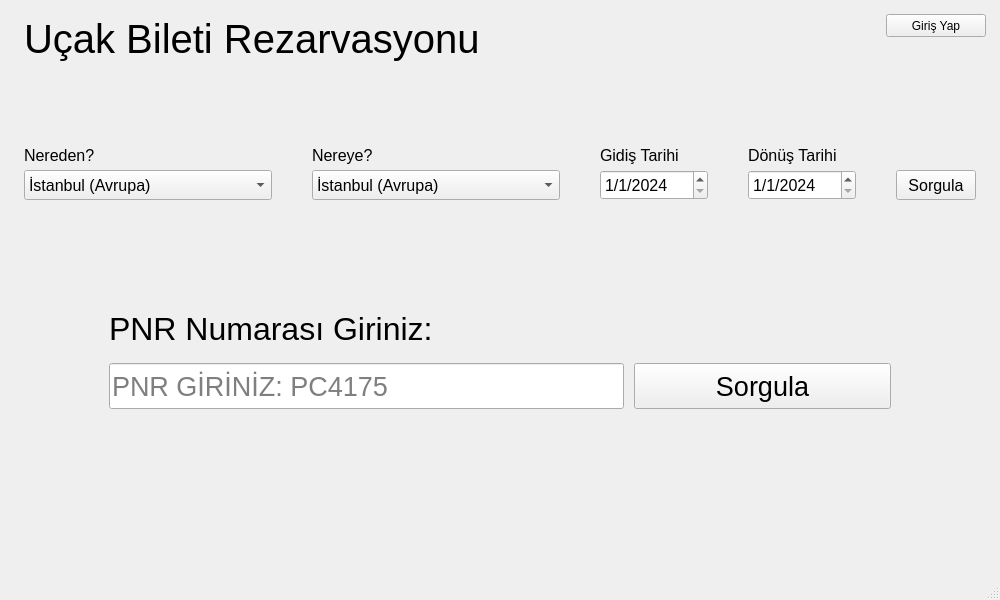
Before: the Qt Designer form ui/useless_fr/ui/dashboard.ui in OsmanBaturArpacik/gui-pyqt-flight-ticket, drawn with Qt 5.
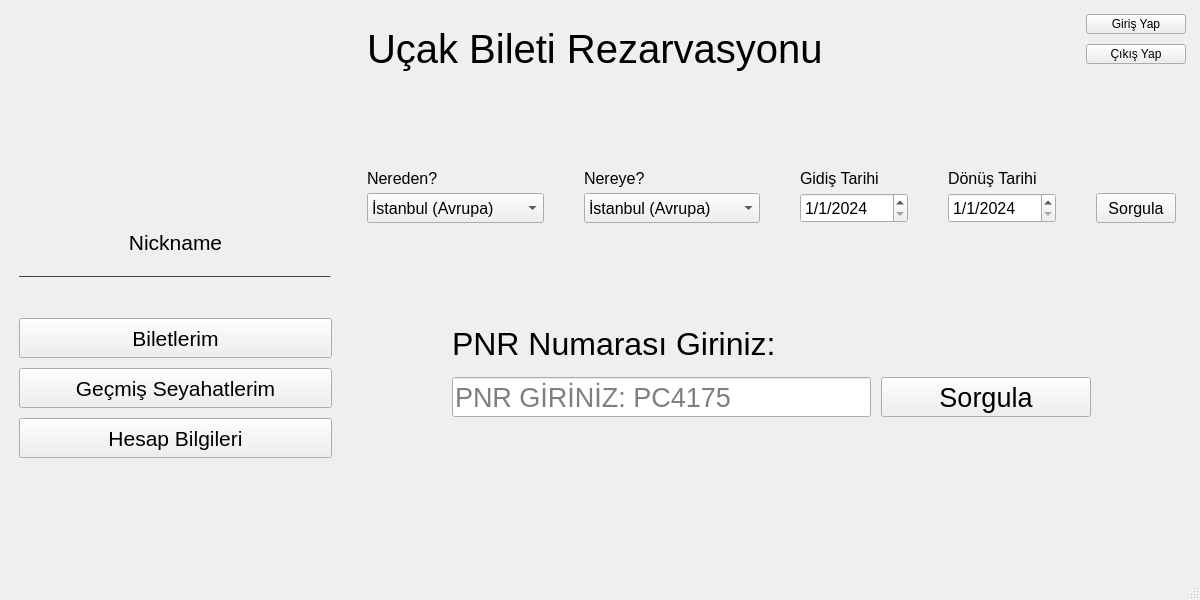
After: the same form once the commit is applied. Icons and pictures are not drawn.

Diff of the .ui file:
```diff
--- a/ui/useless_fr/ui/dashboard.ui
+++ b/ui/useless_fr/ui/dashboard.ui
@@ -2,14 +2,11 @@
 <ui version="4.0">
  <class>dashboard_window</class>
  <widget class="QMainWindow" name="dashboard_window">
-  <property name="enabled">
-   <bool>true</bool>
-  </property>
   <property name="geometry">
    <rect>
     <x>0</x>
     <y>0</y>
-    <width>1000</width>
+    <width>1200</width>
     <height>600</height>
    </rect>
   </property>
@@ -21,27 +18,267 @@
   </property>
   <property name="minimumSize">
    <size>
-    <width>1000</width>
+    <width>1200</width>
     <height>600</height>
    </size>
   </property>
   <property name="maximumSize">
    <size>
-    <width>1000</width>
+    <width>1200</width>
     <height>600</height>
    </size>
   </property>
   <property name="windowTitle">
    <string>Uçak Bileti Rezervasyon</string>
   </property>
-  <property name="styleSheet">
-   <string notr="true"/>
-  </property>
   <widget class="QWidget" name="centralwidget">
-   <property name="styleSheet">
-    <string notr="true"/>
-   </property>
-   <layout class="QHBoxLayout" name="horizontalLayout_9" stretch="0">
+   <layout class="QVBoxLayout" name="verticalLayout_3">
+    <item>
+     <layout class="QHBoxLayout" name="horizontalLayout" stretch="0,4">
+      <property name="spacing">
+       <number>10</number>
+      </property>
+      <item>
+       <widget class="QWidget" name="left_bar" native="true">
+        <property name="sizePolicy">
+         <sizepolicy hsizetype="Minimum" vsizetype="Minimum">
+          <horstretch>0</horstretch>
+          <verstretch>0</verstretch>
+         </sizepolicy>
+        </property>
+        <property name="minimumSize">
+         <size>
+          <width>200</width>
+          <height>600</height>
+         </size>
+        </property>
+        <layout class="QVBoxLayout" name="verticalLayout_18">
+         <property name="spacing">
+          <number>10</number>
+         </property>
+         <property name="leftMargin">
+          <number>10</number>
+         </property>
+         <property name="topMargin">
+          <number>10</number>
+         </property>
+         <property name="rightMargin">
+          <number>10</number>
+         </property>
+         <property name="bottomMargin">
+          <number>10</number>
+         </property>
+         <item>
+          <widget class="QLabel" name="label_18">
+           <property name="sizePolicy">
+            <sizepolicy hsizetype="Minimum" vsizetype="Minimum">
+             <horstretch>0</horstretch>
+             <verstretch>0</verstretch>
+            </sizepolicy>
+           </property>
+           <property name="minimumSize">
+            <size>
+             <width>300</width>
+             <height>200</height>
+            </size>
+           </property>
+           <property name="maximumSize">
+            <size>
+             <width>300</width>
+             <height>200</height>
+            </size>
+           </property>
+           <property name="font">
+            <font>
+             <pointsize>8</pointsize>
+            </font>
+           </property>
+           <property name="text">
+            <string/>
+           </property>
+           <property name="pixmap">
+            <pixmap>login-user.png</pixmap>
+           </property>
+           <property name="scaledContents">
+            <bool>true</bool>
+           </property>
+           <property name="alignment">
+            <set>Qt::AlignCenter</set>
+           </property>
+           <property name="margin">
+            <number>10</number>
+           </property>
+          </widget>
+         </item>
+         <item>
+          <spacer name="verticalSpacer_3">
+           <property name="orientation">
+            <enum>Qt::Vertical</enum>
+           </property>
+           <property name="sizeType">
+            <enum>QSizePolicy::Minimum</enum>
+           </property>
+           <property name="sizeHint" stdset="0">
+            <size>
+             <width>10</width>
+             <height>60</height>
+            </size>
+           </property>
+          </spacer>
+         </item>
+         <item>
+          <widget class="QLabel" name="nickname_label">
+           <property name="sizePolicy">
+            <sizepolicy hsizetype="Minimum" vsizetype="Minimum">
+             <horstretch>0</horstretch>
+             <verstretch>0</verstretch>
+            </sizepolicy>
+           </property>
+           <property name="font">
+            <font>
+             <pointsize>16</pointsize>
+            </font>
+           </property>
+           <property name="text">
+            <string>Nickname</string>
+           </property>
+           <property name="alignment">
+            <set>Qt::AlignCenter</set>
+           </property>
+           <property name="margin">
+            <number>0</number>
+           </property>
+          </widget>
+         </item>
+         <item>
+          <widget class="QLabel" name="label_19">
+           <property name="sizePolicy">
+            <sizepolicy hsizetype="Minimum" vsizetype="Minimum">
+             <horstretch>0</horstretch>
+             <verstretch>0</verstretch>
+            </sizepolicy>
+           </property>
+           <property name="font">
+            <font>
+             <pointsize>8</pointsize>
+             <weight>50</weight>
+             <italic>false</italic>
+             <bold>false</bold>
+             <underline>false</underline>
+            </font>
+           </property>
+           <property name="text">
+            <string>___________________________________________________</string>
+           </property>
+          </widget>
+         </item>
+         <item>
+          <spacer name="verticalSpacer_6">
+           <property name="orientation">
+            <enum>Qt::Vertical</enum>
+           </property>
+           <property name="sizeType">
+            <enum>QSizePolicy::Minimum</enum>
+           </property>
+           <property name="sizeHint" stdset="0">
+            <size>
+             <width>0</width>
+             <height>30</height>
+            </size>
+           </property>
+          </spacer>
+         </item>
+         <item>
+          <widget class="QPushButton" name="my_tickets_btn">
+           <property name="sizePolicy">
+            <sizepolicy hsizetype="Minimum" vsizetype="Minimum">
+             <horstretch>0</horstretch>
+             <verstretch>0</verstretch>
+            </sizepolicy>
+           </property>
+           <property name="minimumSize">
+            <size>
+             <width>100</width>
+             <height>40</height>
+            </size>
+           </property>
+           <property name="font">
+            <font>
+             <pointsize>16</pointsize>
+            </font>
+           </property>
+           <property name="text">
+            <string>Biletlerim</string>
+           </property>
+          </widget>
+         </item>
+         <item>
+          <widget class="QPushButton" name="my_history_btn">
+           <property name="sizePolicy">
+            <sizepolicy hsizetype="Minimum" vsizetype="Minimum">
+             <horstretch>0</horstretch>
+             <verstretch>0</verstretch>
+            </sizepolicy>
+           </property>
+           <property name="minimumSize">
+            <size>
+             <width>100</width>
+             <height>40</height>
+            </size>
+           </property>
+           <property name="font">
+            <font>
+             <pointsize>16</pointsize>
+            </font>
+           </property>
+           <property name="text">
+            <string>Geçmiş Seyahatlerim</string>
+           </property>
+          </widget>
+         </item>
+         <item>
+          <widget class="QPushButton" name="my_acc_about_btn">
+           <property name="sizePolicy">
+            <sizepolicy hsizetype="Minimum" vsizetype="Minimum">
+             <horstretch>0</horstretch>
+             <verstretch>0</verstretch>
+            </sizepolicy>
+           </property>
+           <property name="minimumSize">
+            <size>
+             <width>100</width>
+             <height>40</height>
+            </size>
+           </property>
+           <property name="font">
+            <font>
+             <pointsize>16</pointsize>
+            </font>
+           </property>
+           <property name="text">
+            <string>Hesap Bilgileri</string>
+           </property>
+          </widget>
+         </item>
+         <item>
+          <spacer name="verticalSpacer_5">
+           <property name="orientation">
+            <enum>Qt::Vertical</enum>
+           </property>
+           <property name="sizeType">
+            <enum>QSizePolicy::Minimum</enum>
+           </property>
+           <property name="sizeHint" stdset="0">
+            <size>
+             <width>0</width>
+             <height>170</height>
+            </size>
+           </property>
+          </spacer>
+         </item>
+        </layout>
+       </widget>
+      </item>
     <item>
      <layout class="QVBoxLayout" name="verticalLayout" stretch="3,1,0,0,10,0">
       <item>
@@ -112,6 +349,25 @@
             </property>
            </widget>
           </item>
+            <item>
+             <widget class="QPushButton" name="logout_btn">
+              <property name="sizePolicy">
+               <sizepolicy hsizetype="Minimum" vsizetype="Minimum">
+                <horstretch>0</horstretch>
+                <verstretch>0</verstretch>
+               </sizepolicy>
+              </property>
+              <property name="minimumSize">
+               <size>
+                <width>100</width>
+                <height>20</height>
+               </size>
+              </property>
+              <property name="text">
+               <string>Çıkış Yap</string>
+              </property>
+             </widget>
+            </item>
           <item>
            <widget class="QLabel" name="label_8">
             <property name="text">
@@ -644,6 +900,8 @@
      </layout>
     </item>
    </layout>
+    </item>
+   </layout>
   </widget>
   <widget class="QMenuBar" name="menubar">
    <property name="geometry">
```
Left out of the diff: 2 changed lines with no effect on the pictures. Lines whose indentation alone changed are shown as unchanged.
